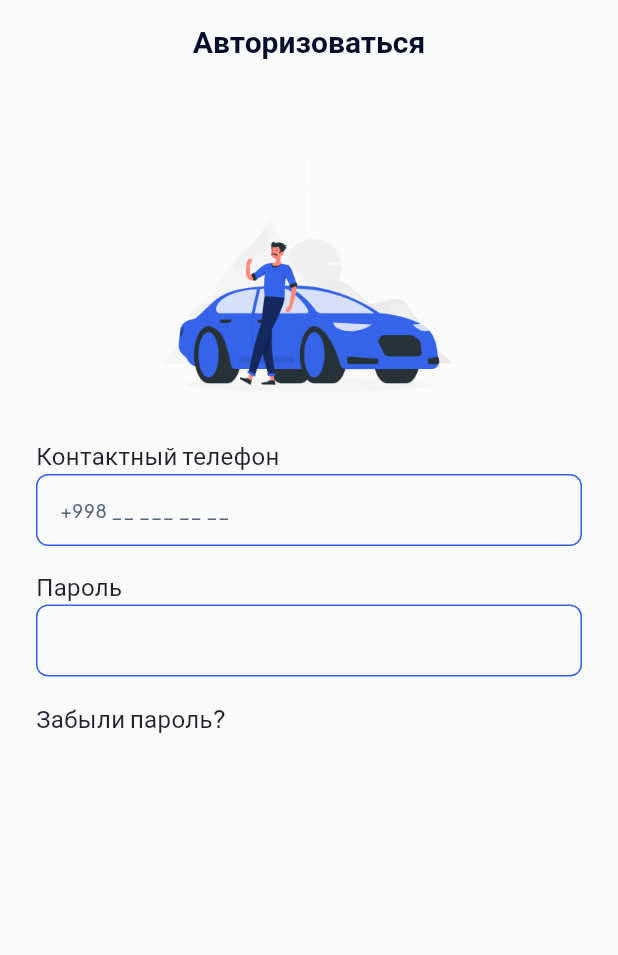
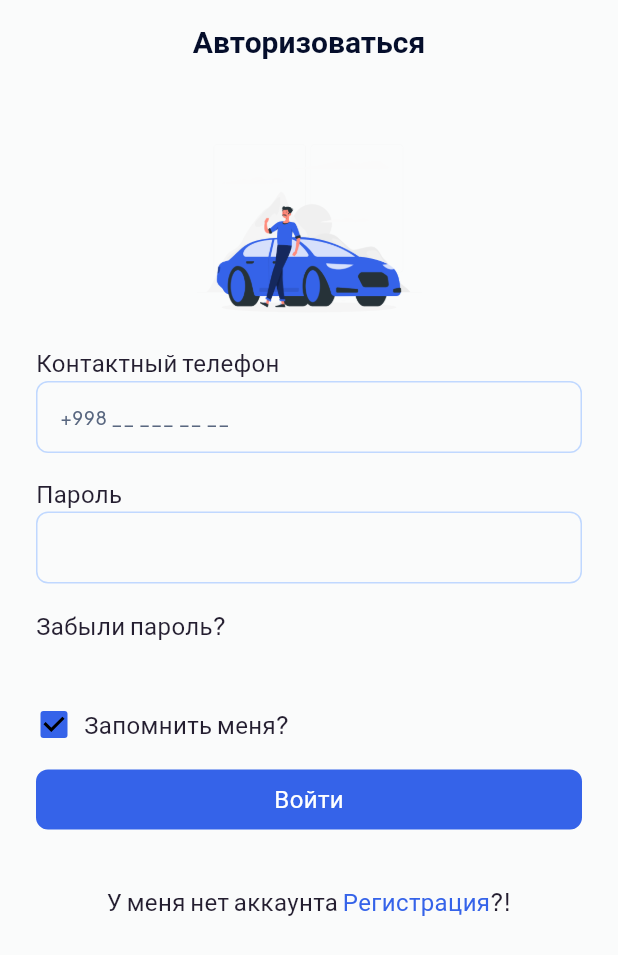
Before and after one commit to githubsobir/melos_app, a Flutter app: the screen it shows after launch, after a tap on "Skip", on a phone screen of 412 x 824 dp. Shown: the top 955 px of the screen. Run offline on Flutter 3.47's test engine with Material 3 defaults, Android fonts, the phone set to English and light mode, and no system bars; our stand-ins replace bloc, equatable, flutter_bloc, get_it, shared_preferences.

Commit message:
login finished

```diff
--- a/packages/presentation/authentication/lib/login/login_screen.dart
+++ b/packages/presentation/authentication/lib/login/login_screen.dart
@@ -1,3 +1,4 @@
+import 'package:common/base_button.dart';
 import 'package:common/base_textfield.dart';
 import 'package:common/path_images.dart';
 import 'package:flutter/material.dart';
@@ -17,7 +18,11 @@ class LoginScreen extends StatelessWidget {
           child: Column(
             crossAxisAlignment: CrossAxisAlignment.stretch,
             children: [
-              Image.asset(PathImages.carLogin,height: 212,width: 212,),
+              Image.asset(
+                PathImages.carLogin,
+                height: 150,
+                width: 212,
+              ),
               BaseTextField(
                 title: "Контактный телефон",
                 hint: "+998 __ ___ __ __",
@@ -31,6 +36,42 @@ class LoginScreen extends StatelessWidget {
                 "Забыли пароль?",
                 style: Theme.of(context).textTheme.bodyMedium,
               ),
+              SizedBox(height: 42),
+              Row(
+                children: [
+                  SizedBox(
+                      width: 24.0,
+                      height: 24.0,
+                      child: Checkbox(value: true, onChanged: (value) {})),
+                  SizedBox(
+                    width: 8,
+                  ),
+                  Text(
+                    "Запомнить меня?",
+                    style: Theme.of(context).textTheme.bodyMedium,
+                  ),
+                ],
+              ),
+              SizedBox(height: 14),
+              BaseButton(onPressed: (){}, title: "Войти"),
+              SizedBox(height: 32),
+              RichText(
+                textAlign: TextAlign.center,
+                text:  TextSpan(
+                  text: 'У меня нет аккаунта ',
+                  style: Theme.of(context).textTheme.bodyMedium,
+                  children: [
+                    TextSpan(
+                      text: 'Регистрация',
+                      style: Theme.of(context).textTheme.bodyMedium?.copyWith(color: Theme.of(context).colorScheme.primary),
+                    ),
+                    TextSpan(
+                      text: '?!',
+                      style: Theme.of(context).textTheme.bodyMedium,
+                    ),
+                  ],
+                ),
+              )
             ],
           ),
         ),
--- a/packages/presentation/common/lib/base_textfield.dart
+++ b/packages/presentation/common/lib/base_textfield.dart
@@ -39,7 +39,7 @@ class BaseTextField extends StatelessWidget {
             border: OutlineInputBorder(
               borderRadius: BorderRadius.circular(8.0),
               borderSide: BorderSide(
-                color: Theme.of(context).colorScheme.primary,
+                color: Color(0xFFC0D8FF),
               ),
             ),
             focusedBorder: OutlineInputBorder(
@@ -51,7 +51,7 @@ class BaseTextField extends StatelessWidget {
             enabledBorder: OutlineInputBorder(
               borderRadius: BorderRadius.circular(8.0),
               borderSide: BorderSide(
-                color: Theme.of(context).colorScheme.primary,
+                color: Color(0xFFC0D8FF),
               ),
             ),
           ),
```
